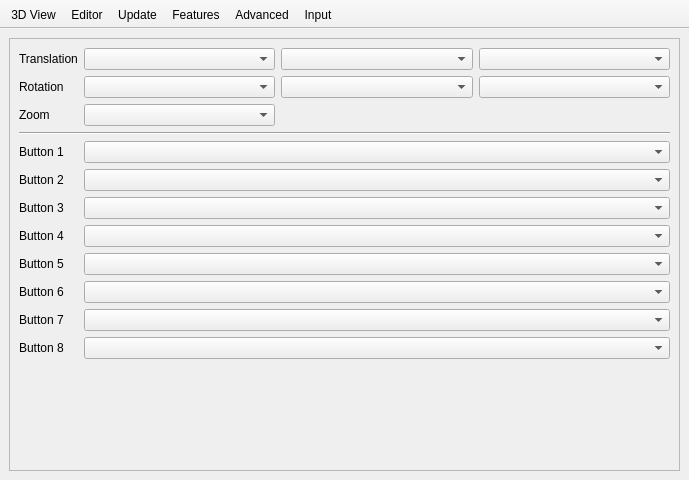
openscad/openscad, file src/Preferences.ui: the form before one commit.
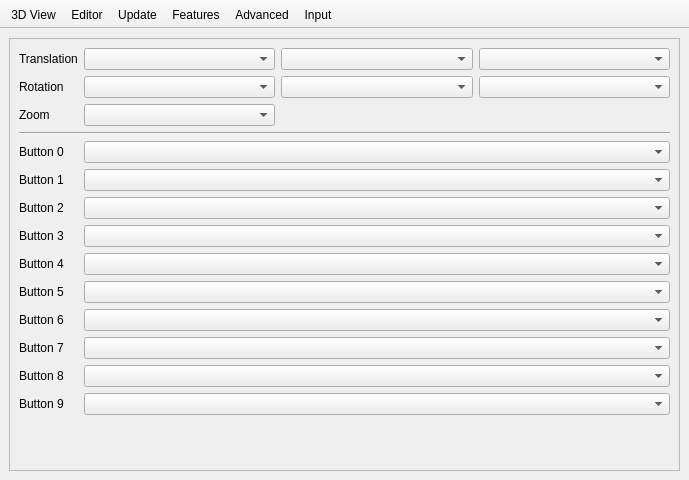
The form after the commit. Icons and pictures are not drawn.

Commit message: add button 0 and button 9 (/dev/input/js0 numbers the first button 0, button 9 is to have an even number of buttons)

Patch:
```diff
--- a/src/Preferences.ui
+++ b/src/Preferences.ui
@@ -125,9 +125,9 @@
            <property name="geometry">
             <rect>
              <x>0</x>
-             <y>-262</y>
-             <width>639</width>
-             <height>653</height>
+             <y>0</y>
+             <width>536</width>
+             <height>693</height>
             </rect>
            </property>
            <layout class="QGridLayout" name="gridLayout_5">
@@ -244,7 +244,7 @@
                  <widget class="QFontComboBox" name="fontChooser">
                   <property name="currentFont">
                    <font>
-                    <family>TeX Gyre Heros</family>
+                    <family>Nimbus Sans L</family>
                     <pointsize>12</pointsize>
                    </font>
                   </property>
@@ -1220,7 +1220,7 @@
               <rect>
                <x>0</x>
                <y>0</y>
-               <width>82</width>
+               <width>84</width>
                <height>26</height>
               </rect>
              </property>
@@ -1283,8 +1283,8 @@
             <rect>
              <x>0</x>
              <y>0</y>
-             <width>490</width>
-             <height>383</height>
+             <width>485</width>
+             <height>393</height>
             </rect>
            </property>
            <layout class="QVBoxLayout" name="verticalLayout_12">
@@ -1455,7 +1455,16 @@
       </widget>
       <widget class="QWidget" name="pageInput">
        <layout class="QGridLayout" name="gridLayout_13">
-        <property name="margin">
+        <property name="leftMargin">
+         <number>0</number>
+        </property>
+        <property name="topMargin">
+         <number>0</number>
+        </property>
+        <property name="rightMargin">
+         <number>0</number>
+        </property>
+        <property name="bottomMargin">
          <number>0</number>
         </property>
         <item row="3" column="1">
@@ -1467,12 +1476,15 @@
            <property name="geometry">
             <rect>
              <x>0</x>
-             <y>0</y>
-             <width>656</width>
-             <height>489</height>
+             <y>-38</y>
+             <width>655</width>
+             <height>430</height>
             </rect>
            </property>
            <layout class="QGridLayout" name="gridLayout_7" columnstretch="0,1,1,1">
+            <item row="4" column="1" colspan="3">
+             <widget class="QComboBox" name="comboBoxButton0"/>
+            </item>
             <item row="1" column="0">
              <widget class="QLabel" name="labelInputRotation">
               <property name="text">
@@ -1502,67 +1514,65 @@
             <item row="1" column="1">
              <widget class="QComboBox" name="comboBoxRotationX"/>
             </item>
-            <item row="4" column="0">
+            <item row="5" column="0">
              <widget class="QLabel" name="labelInputButton1">
               <property name="text">
                <string>Button 1</string>
               </property>
              </widget>
             </item>
-            <item row="5" column="0">
+            <item row="6" column="0">
              <widget class="QLabel" name="labelInputButton2">
               <property name="text">
                <string>Button 2</string>
               </property>
              </widget>
             </item>
-            <item row="6" column="0">
+            <item row="7" column="0">
              <widget class="QLabel" name="labelInputButton3">
               <property name="text">
                <string>Button 3</string>
               </property>
              </widget>
             </item>
-            <item row="7" column="0">
+            <item row="8" column="0">
              <widget class="QLabel" name="labelInputButton4">
               <property name="text">
                <string>Button 4</string>
               </property>
              </widget>
             </item>
-            <item row="8" column="0">
+            <item row="9" column="0">
              <widget class="QLabel" name="labelInputButton5">
               <property name="text">
                <string>Button 5</string>
               </property>
              </widget>
             </item>
-             <item row="9" column="0">
+            <item row="10" column="0">
              <widget class="QLabel" name="labelInputButton6">
               <property name="text">
                <string>Button 6</string>
               </property>
              </widget>
             </item>
-             <item row="10" column="0">
+            <item row="11" column="0">
              <widget class="QLabel" name="labelInputButton7">
               <property name="text">
                <string>Button 7</string>
               </property>
              </widget>
             </item>
-            <item row="11" column="0">
+            <item row="12" column="0">
              <widget class="QLabel" name="labelInputButton8">
               <property name="text">
                <string>Button 8</string>
               </property>
              </widget>
             </item>
-
             <item row="1" column="2">
              <widget class="QComboBox" name="comboBoxRotationY"/>
             </item>
-
             <item row="1" column="3">
              <widget class="QComboBox" name="comboBoxRotationZ"/>
             </item>
@@ -1573,7 +1583,7 @@
               </property>
              </widget>
             </item>
-            <item row="12" column="0">
+            <item row="14" column="0">
              <spacer name="verticalSpacer_4">
               <property name="orientation">
                <enum>Qt::Vertical</enum>
@@ -1593,30 +1603,47 @@
               </property>
              </widget>
             </item>
-            <item row="4" column="1" colspan="3">
-             <widget class="QComboBox" name="comboBoxButton1"/>
-            </item>
             <item row="5" column="1" colspan="3">
-             <widget class="QComboBox" name="comboBoxButton2"/>
+             <widget class="QComboBox" name="comboBoxButton1"/>
             </item>
             <item row="6" column="1" colspan="3">
-             <widget class="QComboBox" name="comboBoxButton3"/>
+             <widget class="QComboBox" name="comboBoxButton2"/>
             </item>
             <item row="7" column="1" colspan="3">
-             <widget class="QComboBox" name="comboBoxButton4"/>
+             <widget class="QComboBox" name="comboBoxButton3"/>
             </item>
             <item row="8" column="1" colspan="3">
-             <widget class="QComboBox" name="comboBoxButton5"/>
+             <widget class="QComboBox" name="comboBoxButton4"/>
             </item>
             <item row="9" column="1" colspan="3">
-             <widget class="QComboBox" name="comboBoxButton6"/>
+             <widget class="QComboBox" name="comboBoxButton5"/>
             </item>
             <item row="10" column="1" colspan="3">
-             <widget class="QComboBox" name="comboBoxButton7"/>
+             <widget class="QComboBox" name="comboBoxButton6"/>
             </item>
             <item row="11" column="1" colspan="3">
+             <widget class="QComboBox" name="comboBoxButton7"/>
+            </item>
+            <item row="12" column="1" colspan="3">
              <widget class="QComboBox" name="comboBoxButton8"/>
             </item>
+            <item row="4" column="0">
+             <widget class="QLabel" name="labelInputButton0">
+              <property name="text">
+               <string>Button 0</string>
+              </property>
+             </widget>
+            </item>
+            <item row="13" column="0">
+             <widget class="QLabel" name="labelInputButton9">
+              <property name="text">
+               <string>Button 9</string>
+              </property>
+             </widget>
+            </item>
+            <item row="13" column="1" colspan="3">
+             <widget class="QComboBox" name="comboBoxButton9"/>
+            </item>
            </layout>
           </widget>
          </widget>
```
The commit also changes 5 other files.
